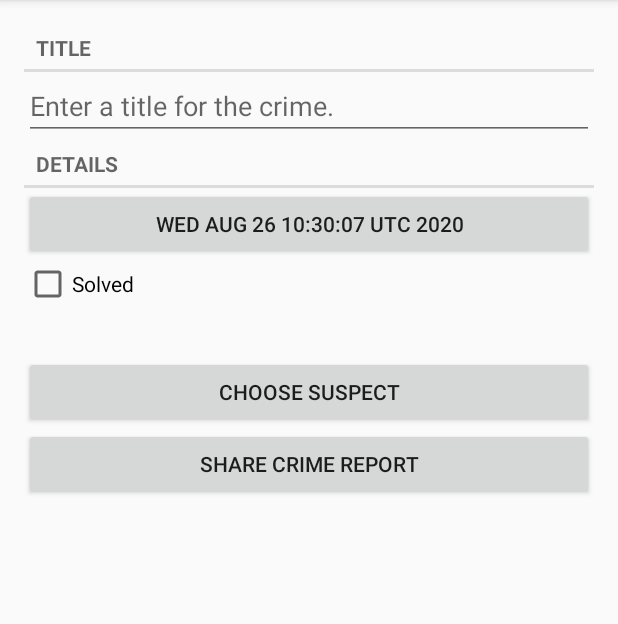
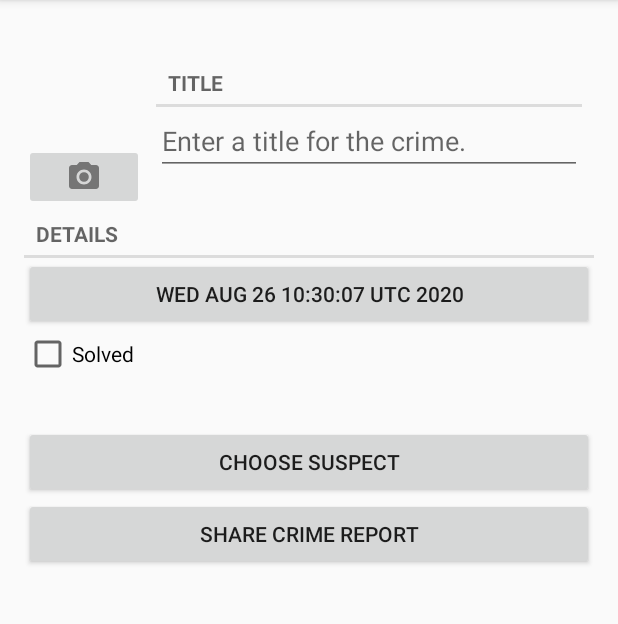
Before and after one commit to ctrlslash/CriminalIntent, an Android app: the CrimeDetailFragment screen opened directly, with no data from a screen before it, on a phone screen of 412 x 824 dp, the part 84-708 px from its top. Run offline under Robolectric (Android 15) with nearby library versions, the phone set to English and light mode, and no system bars.

Commit message:
Implement taking picture using "Implicit Intent".

```diff
--- a/app/src/main/AndroidManifest.xml
+++ b/app/src/main/AndroidManifest.xml
@@ -1,6 +1,9 @@
 <?xml version="1.0" encoding="utf-8"?>
 <manifest xmlns:android="http://schemas.android.com/apk/res/android"
     package="com.example.criminalintent">
+
+    <uses-feature android:name="android.hardware.camera"
+        android:required="true" />
 
     <application
         android:allowBackup="true"
--- a/app/src/main/java/com/example/criminalintent/controller/fragment/CrimeDetailFragment.java
+++ b/app/src/main/java/com/example/criminalintent/controller/fragment/CrimeDetailFragment.java
@@ -3,9 +3,11 @@ package com.example.criminalintent.controller.fragment;
 import android.app.Activity;
 import android.content.Intent;
 import android.database.Cursor;
+import android.graphics.Bitmap;
 import android.net.Uri;
 import android.os.Bundle;
 import android.provider.ContactsContract;
+import android.provider.MediaStore;
 import android.text.Editable;
 import android.text.TextWatcher;
 import android.util.Log;
@@ -16,6 +18,8 @@ import android.widget.Button;
 import android.widget.CheckBox;
 import android.widget.CompoundButton;
 import android.widget.EditText;
+import android.widget.ImageButton;
+import android.widget.ImageView;
 
 import androidx.annotation.NonNull;
 import androidx.annotation.Nullable;
@@ -39,6 +43,7 @@ public class CrimeDetailFragment extends Fragment {
 
     public static final int REQUEST_CODE_DATE_PICKER = 0;
     public static final int REQUEST_CODE_SELECT_CONTACT = 1;
+    private static final int REQUEST_CODE_IMAGE_CAPTURE = 2;
 
     private Crime mCrime;
     private IRepository<Crime> mRepository;
@@ -48,6 +53,8 @@ public class CrimeDetailFragment extends Fragment {
     private CheckBox mCheckBoxSolved;
     private Button mButtonSuspect;
     private Button mButtonShareReport;
+    private ImageButton mImageButtonCaptureImage;
+    private ImageView mImageViewPicture;
 
     public CrimeDetailFragment() {
         //empty public constructor
@@ -119,6 +126,8 @@ public class CrimeDetailFragment extends Fragment {
         mCheckBoxSolved = view.findViewById(R.id.crime_solved);
         mButtonSuspect = view.findViewById(R.id.choose_suspect);
         mButtonShareReport = view.findViewById(R.id.share_report);
+        mImageButtonCaptureImage = view.findViewById(R.id.capture_image);
+        mImageViewPicture = view.findViewById(R.id.crime_picture);
     }
 
     private void initViews() {
@@ -190,6 +199,16 @@ public class CrimeDetailFragment extends Fragment {
                     startActivityForResult(pickContactIntent, REQUEST_CODE_SELECT_CONTACT);
             }
         });
+
+        mImageButtonCaptureImage.setOnClickListener(new View.OnClickListener() {
+            @Override
+            public void onClick(View v) {
+                Intent takePictureIntent = new Intent(MediaStore.ACTION_IMAGE_CAPTURE);
+                if (takePictureIntent.resolveActivity(getActivity().getPackageManager()) != null) {
+                    getActivity().startActivityForResult(takePictureIntent, REQUEST_CODE_IMAGE_CAPTURE);
+                }
+            }
+        });
     }
 
     private String getReportText() {
@@ -254,6 +273,9 @@ public class CrimeDetailFragment extends Fragment {
             } finally {
                 cursor.close();
             }
+        } else if (requestCode == REQUEST_CODE_IMAGE_CAPTURE) {
+            Bitmap imageBitmap = data.getParcelableExtra("data");
+            mImageViewPicture.setImageBitmap(imageBitmap);
         }
     }
 }
--- /dev/null
+++ b/app/src/main/res/drawable-anydpi/ic_camera.xml
@@ -0,0 +1,14 @@
+<vector xmlns:android="http://schemas.android.com/apk/res/android"
+    android:width="24dp"
+    android:height="24dp"
+    android:viewportWidth="24"
+    android:viewportHeight="24"
+    android:tint="#333333"
+    android:alpha="0.6">
+  <path
+      android:fillColor="@android:color/white"
+      android:pathData="M12,12m-3.2,0a3.2,3.2 0,1 1,6.4 0a3.2,3.2 0,1 1,-6.4 0"/>
+  <path
+      android:fillColor="@android:color/white"
+      android:pathData="M9,2L7.17,4L4,4c-1.1,0 -2,0.9 -2,2v12c0,1.1 0.9,2 2,2h16c1.1,0 2,-0.9 2,-2L22,6c0,-1.1 -0.9,-2 -2,-2h-3.17L15,2L9,2zM12,17c-2.76,0 -5,-2.24 -5,-5s2.24,-5 5,-5 5,2.24 5,5 -2.24,5 -5,5z"/>
+</vector>
--- /dev/null
+++ b/app/src/main/res/drawable-anydpi/ic_person.xml
@@ -0,0 +1,11 @@
+<vector xmlns:android="http://schemas.android.com/apk/res/android"
+    android:width="24dp"
+    android:height="24dp"
+    android:viewportWidth="24"
+    android:viewportHeight="24"
+    android:tint="#333333"
+    android:alpha="0.6">
+  <path
+      android:fillColor="@android:color/white"
+      android:pathData="M12,12c2.21,0 4,-1.79 4,-4s-1.79,-4 -4,-4 -4,1.79 -4,4 1.79,4 4,4zM12,14c-2.67,0 -8,1.34 -8,4v2h16v-2c0,-2.66 -5.33,-4 -8,-4z"/>
+</vector>
--- a/app/src/main/res/layout/fragment_crime_detail.xml
+++ b/app/src/main/res/layout/fragment_crime_detail.xml
@@ -1,11 +1,44 @@
 <?xml version="1.0" encoding="utf-8"?>
 <LinearLayout xmlns:android="http://schemas.android.com/apk/res/android"
+    xmlns:app="http://schemas.android.com/apk/res-auto"
     xmlns:tools="http://schemas.android.com/tools"
     android:layout_width="match_parent"
     android:layout_height="match_parent"
     android:orientation="vertical"
     android:padding="16dp"
     tools:context=".controller.fragment.CrimeDetailFragment">
+
+    <LinearLayout
+        android:layout_width="match_parent"
+        android:layout_height="wrap_content"
+        android:orientation="horizontal">
+
+        <LinearLayout
+            android:layout_width="wrap_content"
+            android:layout_height="wrap_content"
+            android:orientation="vertical">
+
+            <ImageView
+                android:id="@+id/crime_picture"
+                android:layout_width="80dp"
+                android:layout_height="80dp"
+                android:cropToPadding="true"
+                android:scaleType="centerCrop"
+                tools:src="@drawable/ic_person" />
+
+            <ImageButton
+                android:id="@+id/capture_image"
+                android:layout_width="match_parent"
+                android:layout_height="wrap_content"
+                android:src="@drawable/ic_camera" />
+        </LinearLayout>
+
+        <LinearLayout
+            android:layout_width="match_parent"
+            android:layout_height="match_parent"
+            android:gravity="center"
+            android:orientation="vertical"
+            android:padding="8dp">
 
             <TextView
                 style="?android:listSeparatorTextViewStyle"
@@ -18,6 +51,9 @@
                 android:layout_width="match_parent"
                 android:layout_height="wrap_content"
                 android:hint="@string/crime_title_hint" />
+        </LinearLayout>
+
+    </LinearLayout>
 
     <TextView
         style="?android:listSeparatorTextViewStyle"
```
Also changed, not shown: app/src/main/res/drawable-hdpi/ic_camera.png (added), app/src/main/res/drawable-hdpi/ic_person.png (added), app/src/main/res/drawable-mdpi/ic_camera.png (added), app/src/main/res/drawable-mdpi/ic_person.png (added), app/src/main/res/drawable-xhdpi/ic_camera.png (added), app/src/main/res/drawable-xhdpi/ic_person.png (added), app/src/main/res/drawable-xxhdpi/ic_camera.png (added), app/src/main/res/drawable-xxhdpi/ic_person.png (added). Lines whose indentation alone changed are shown as unchanged.
